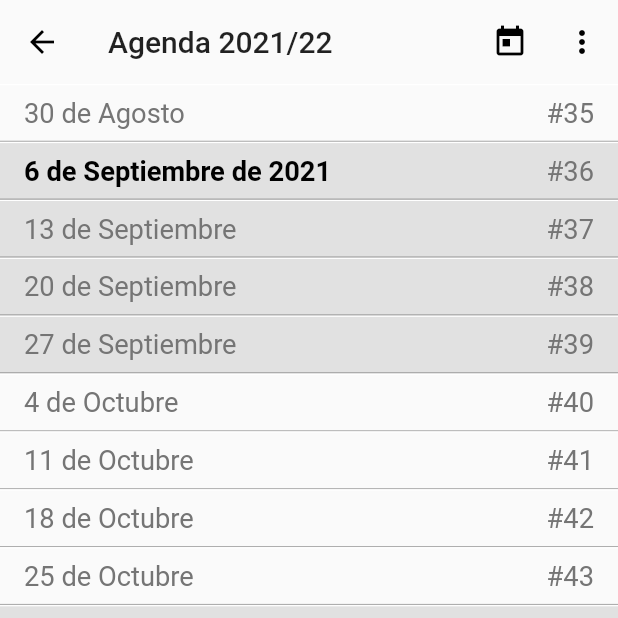
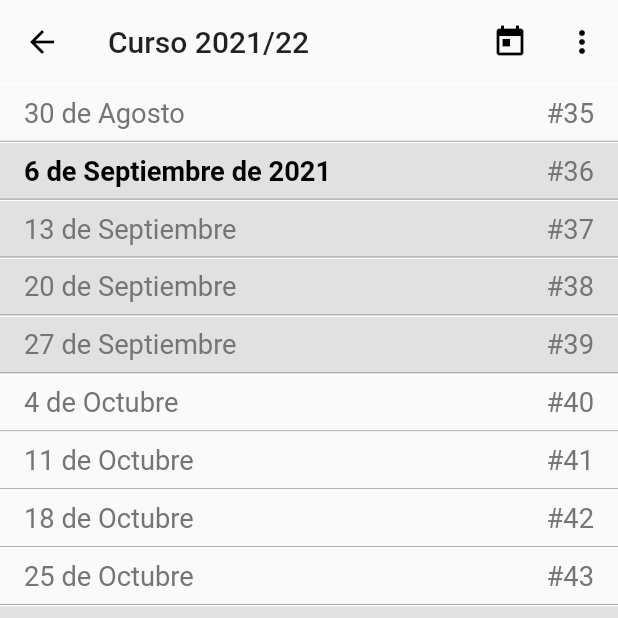
Before and after one commit to srlopez/timetable24, a Flutter app: the AgendaPage screen opened by its route, on a phone screen of 412 x 824 dp, the top half of it. Run offline on Flutter 3.47's test engine with Material 2 defaults, Android fonts, the phone set to English and light mode, and no system bars; our stand-ins replace date_time_picker, get, get_storage, google_fonts, timer_builder, tuple and 1 more; missing offline and left inert: flutter_ringtone_player; accounts and stored records are empty.

Commit message:
Bug en Agenda

```diff
--- a/lib/pages/agenda/agenda_page.dart
+++ b/lib/pages/agenda/agenda_page.dart
@@ -9,10 +9,12 @@ import 'agenda_controller.dart';
 
 var backColores = [];
 
-late GlobalKey semanaActualKey;
+// late GlobalKey semanaActualKey;
 
 class AgendaPage extends StatelessWidget {
-  const AgendaPage({Key? key}) : super(key: key);
+  AgendaPage({Key? key}) : super(key: key);
+
+  GlobalKey semanaActualKey = new GlobalKey();
 
   @override
   Widget build(BuildContext context) {
@@ -24,7 +26,6 @@ class AgendaPage extends StatelessWidget {
       darken(Theme.of(context).canvasColor),
     ];
     var lunesHoy = lunesDeHoy();
-    semanaActualKey = new GlobalKey();
 
     return Scaffold(
       appBar: _buildAppBar(context, _),
@@ -82,7 +83,7 @@ class AgendaPage extends StatelessWidget {
                             onEdited: _.edited,
                             key: lunes == lunesHoy
                                 ? semanaActualKey
-                                : Key('$nsemana'),
+                                : Key('$nsemana$i'),
                           );
                         }),
                       ],
@@ -127,7 +128,7 @@ class AgendaPage extends StatelessWidget {
               .copyWith(statusBarColor: Theme.of(context).canvasColor),
       //backgroundColor: Theme.of(context).canvasColor,
       foregroundColor: Theme.of(context).accentColor,
-      title: Text('Agenda ${cursoEscolar()}'),
+      title: Text('Curso ${cursoEscolar()}'),
       actions: <Widget>[
         IconButton(
           icon: Icon(Icons.today),
--- a/lib/pages/reloj/reloj_controller.dart
+++ b/lib/pages/reloj/reloj_controller.dart
@@ -202,9 +202,9 @@ class RelojController extends GetxController {
 
   void playSound() {
     if (!playing)
-      FlutterRingtonePlayer.playNotification(
-          looping: false, asAlarm: true, volume: 1);
-    // FlutterRingtonePlayer.playRingtone(looping: true, asAlarm: true);
+      //  FlutterRingtonePlayer.playNotification(
+      //      looping: false, asAlarm: true, volume: 1);
+      FlutterRingtonePlayer.playRingtone(looping: false, asAlarm: false);
     // FlutterRingtonePlayer.playAlarm(asAlarm: true);
     playing = true;
   }
```
